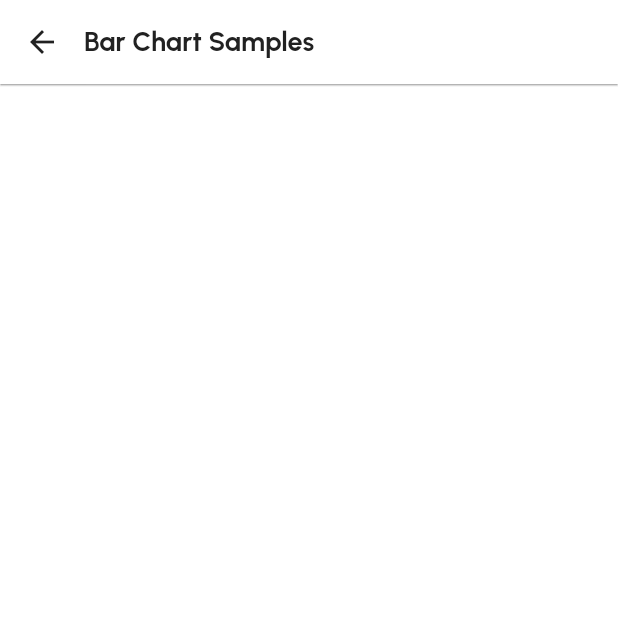
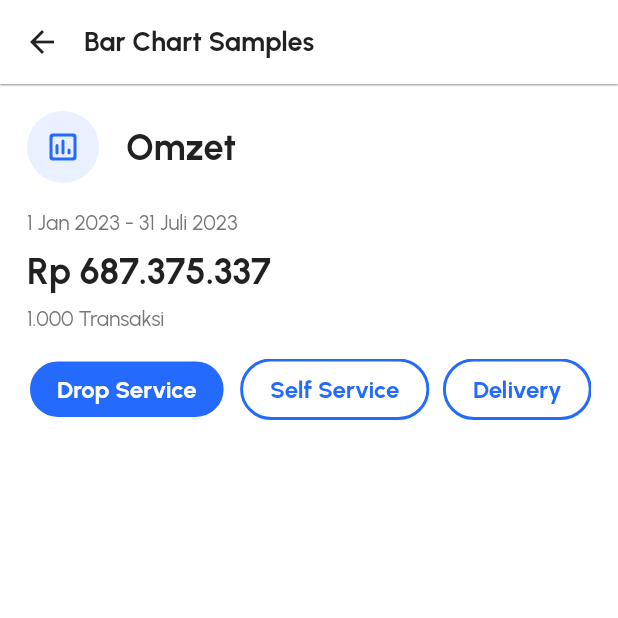
Before and after one commit to ideaver/alvamind-one-library-frontend, a Flutter app: the BarChartSamplesView screen opened by its route, on a phone screen of 412 x 824 dp, the top half of it. Run offline on Flutter 3.47's test engine with Material 2 defaults, Android fonts, the phone set to English and light mode, and no system bars; our stand-ins replace carousel_slider, connectivity, dots_indicator, dotted_border, firebase_messaging, flutter_local_notifications and 10 more; missing offline and left inert: optimized_cached_image, syncfusion_flutter_core; accounts and stored records are empty; project files that could hold a hidden picture were left out.

Commit message:
added and updated organsim

```diff
--- a/lib/view/samples/bar_chart_samples_view.dart
+++ b/lib/view/samples/bar_chart_samples_view.dart
@@ -1,7 +1,11 @@
+import 'package:alvamind_library/app/theme/app_text_style.dart';
+import 'package:alvamind_library/widget/molecule/app_icon_button.dart';
+import 'package:alvamind_library/widget/molecule/app_long_card.dart';
 import 'package:flutter/material.dart';
 import '../../app/theme/app_colors.dart';
 import '../../app/theme/app_sizes.dart';
 
+import '../../widget/organism/tags_organism.dart/tags_organism.dart';
 import 'sample_wrapper.dart';
 
 class BarChartSamplesView extends StatefulWidget {
@@ -22,7 +26,64 @@ class _BarChartSamplesViewState extends State<BarChartSamplesView> {
         padding: EdgeInsets.all(AppSizes.padding),
         child: Column(
           crossAxisAlignment: CrossAxisAlignment.start,
-          children: [],
+          children: [
+            Column(
+              crossAxisAlignment: CrossAxisAlignment.start,
+              children: [
+                AppLongCard(
+                  padding: EdgeInsets.all(0),
+                  children: [
+                    Row(
+                      children: [
+                        AppIconButton(
+                            buttonColor: AppColors.blueLv5,
+                            icon: Icon(
+                              Icons.insert_chart_outlined_rounded,
+                              color: AppColors.primary,
+                            ),
+                            onTap: () {}),
+                        SizedBox(
+                          width: AppSizes.padding,
+                        ),
+                        Text(
+                          'Omzet',
+                          style: AppTextStyle.bold(size: 24),
+                        )
+                      ],
+                    )
+                  ],
+                ),
+                SizedBox(
+                  height: AppSizes.padding,
+                ),
+                Column(
+                  crossAxisAlignment: CrossAxisAlignment.start,
+                  children: [
+                    Text('1 Jan 2023 - 31 Juli 2023', style: AppTextStyle.regular(size: 14, color: AppColors.blackLv4)),
+                    SizedBox(height: AppSizes.padding / 2),
+                    Text('Rp 687.375.337', style: AppTextStyle.bold(size: 24)),
+                    SizedBox(height: AppSizes.padding / 2),
+                    Text('1.000 Transaksi', style: AppTextStyle.regular(size: 14, color: AppColors.blackLv4)),
+                  ],
+                ),
+                SizedBox(
+                  height: AppSizes.padding,
+                ),
+                TagsOrganism(
+                  listChips: const [
+                    'Drop Service',
+                    'Self Service',
+                    'Delivery',
+                    'Home Service',
+                  ],
+                  selected: -1,
+                  onTap: (value) {
+                    // TODO
+                  },
+                ),
+              ],
+            ),
+          ],
         ),
       ),
     );
```
Also changed, not shown: pubspec.lock.
